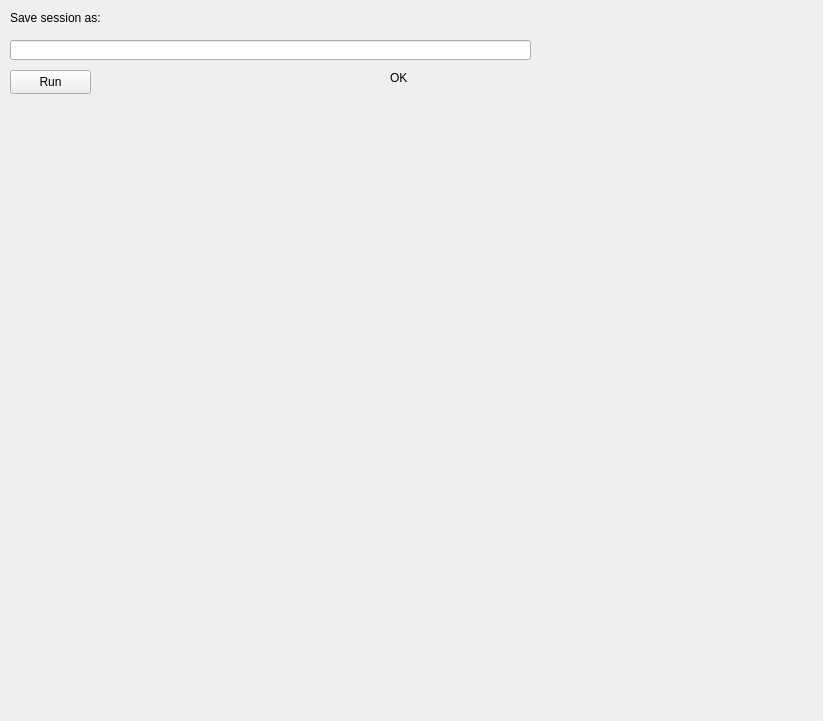
First picture: the form in src/mainwindow.ui, repository gimlidc/SonoGrabber, before the edit.
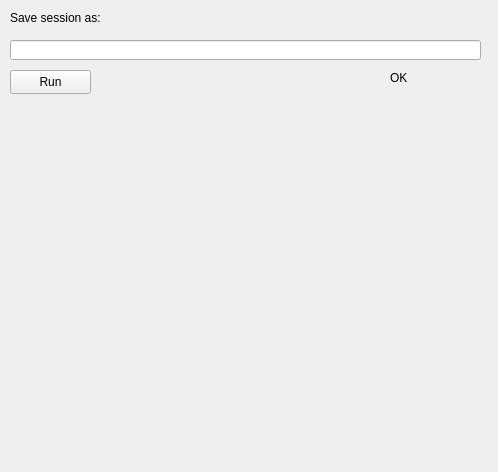
Second picture: the form after the edit.

Commit message: Show image preview cropped

What changed in the file:
```diff
--- a/src/mainwindow.ui
+++ b/src/mainwindow.ui
@@ -6,8 +6,8 @@
    <rect>
     <x>0</x>
     <y>0</y>
-    <width>823</width>
-    <height>721</height>
+    <width>498</width>
+    <height>472</height>
    </rect>
   </property>
   <property name="windowTitle">
@@ -48,7 +48,7 @@
      <rect>
       <x>10</x>
       <y>40</y>
-      <width>521</width>
+      <width>471</width>
       <height>20</height>
      </rect>
     </property>
@@ -58,8 +58,8 @@
      <rect>
       <x>10</x>
       <y>110</y>
-      <width>800</width>
-      <height>600</height>
+      <width>471</width>
+      <height>331</height>
      </rect>
     </property>
     <property name="text">
@@ -71,7 +71,7 @@
      <rect>
       <x>390</x>
       <y>70</y>
-      <width>59</width>
+      <width>91</width>
       <height>16</height>
      </rect>
     </property>
```
The commit also changes 2 other files.
